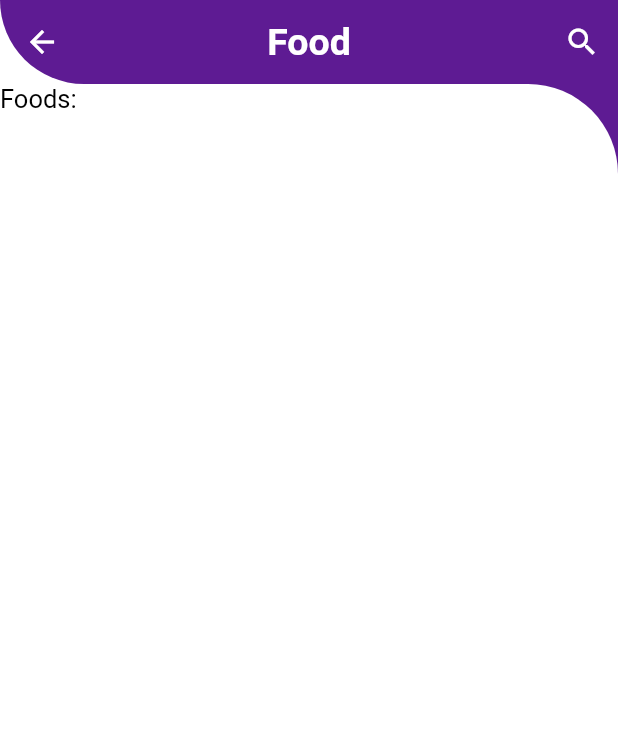
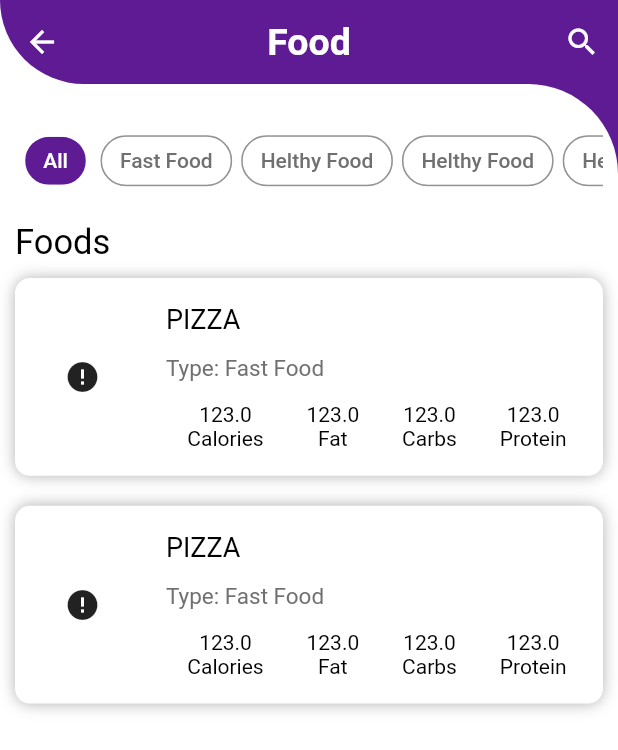
Before and after one commit to AliJawad93/body-fix, a Flutter app: the Food screen opened directly, on a phone screen of 412 x 824 dp. Shown: the top 750 px of the screen. Run offline on Flutter 3.47's test engine with Material 2 defaults, Android fonts, the phone set to English and light mode, and no system bars; drawn by our look-alikes of cached_network_image; our stand-ins replace file_picker, flutter_svg, get, shared_preferences; missing offline and left inert: dart:ffi; accounts and stored records are empty; network calls fail; statements that could not run were skipped; project files that could hold a hidden picture were left out.

Commit message:
food and exersices page changes

```diff
--- /dev/null
+++ b/lib/body fix/controller/food_controller.dart
@@ -0,0 +1,12 @@
+import 'package:get/get.dart';
+
+class FoodController extends GetxController {
+  int _selectedIndex = 0;
+
+  setSelectedIndex(int index) {
+    _selectedIndex = index;
+    update();
+  }
+
+  int get getSelectedIndex => _selectedIndex;
+}
--- a/lib/body fix/controller/main_page_controller.dart
+++ b/lib/body fix/controller/main_page_controller.dart
@@ -1,3 +1,4 @@
+import 'package:body_fix2/body%20fix/presentation/exercises/exercises.dart';
 import 'package:body_fix2/body%20fix/presentation/food/f1.dart';
 import 'package:body_fix2/body%20fix/presentation/food/f2.dart';
 import 'package:body_fix2/body%20fix/presentation/food/f3.dart';
@@ -16,7 +17,7 @@ class MainPageController extends GetxController {
 
   Widget getPages() {
     return Stack(
-        children: [BMR(), Food1(), Food2(), Food3(), Food()]
+        children: [BMR(), Food(), Exercises(), Food3(), Food()]
             .asMap()
             .map((index, screen) {
               return MapEntry(
--- a/lib/body fix/core/utils/colors.dart
+++ b/lib/body fix/core/utils/colors.dart
@@ -6,5 +6,6 @@ class AppColors {
   static Color primaryLight = const Color(0xff5E1B93).withOpacity(0.3);
   static const blue = Color(0xff576AB9);
   static const darkGray = Color(0xff707070);
+  static Color lightGray = Color(0xff707070).withOpacity(0.5);
   static const black = Colors.black;
 }
--- /dev/null
+++ b/lib/body fix/models/exercises_model.dart
@@ -0,0 +1,36 @@
+import 'dart:convert';
+
+class ExercisesModel {
+  String title;
+  String type;
+  String urlImage;
+  double calories;
+  int time;
+  ExercisesModel({
+    required this.title,
+    required this.type,
+    required this.urlImage,
+    required this.calories,
+    required this.time,
+  });
+
+  Map<String, dynamic> toMap() {
+    return {
+      'title': title,
+      'type': type,
+      'urlImage': urlImage,
+      'calories': calories,
+      'time': time,
+    };
+  }
+
+  factory ExercisesModel.fromMap(Map<String, dynamic> map) {
+    return ExercisesModel(
+      title: map['title'] ?? '',
+      type: map['type'] ?? '',
+      urlImage: map['urlImage'] ?? '',
+      calories: map['calories']?.toDouble() ?? 0.0,
+      time: map['time']?.toInt() ?? 0,
+    );
+  }
+}
--- /dev/null
+++ b/lib/body fix/models/food_model.dart
@@ -0,0 +1,44 @@
+import 'dart:convert';
+
+class FoodModel {
+  String title;
+  String type;
+  String urlImage;
+  double calories;
+  double fat;
+  double carbs;
+  double protein;
+  FoodModel({
+    required this.title,
+    required this.type,
+    required this.urlImage,
+    required this.calories,
+    required this.fat,
+    required this.carbs,
+    required this.protein,
+  });
+
+  Map<String, dynamic> toMap() {
+    return {
+      'title': title,
+      'type': type,
+      'urlImage': urlImage,
+      'calories': calories,
+      'fat': fat,
+      'carbs': carbs,
+      'protein': protein,
+    };
+  }
+
+  factory FoodModel.fromMap(Map<String, dynamic> map) {
+    return FoodModel(
+      title: map['title'] ?? '',
+      type: map['type'] ?? '',
+      urlImage: map['urlImage'] ?? '',
+      calories: map['calories']?.toDouble() ?? 0.0,
+      fat: map['fat']?.toDouble() ?? 0.0,
+      carbs: map['carbs']?.toDouble() ?? 0.0,
+      protein: map['protein']?.toDouble() ?? 0.0,
+    );
+  }
+}
--- a/lib/body fix/presentation/food/food.dart
+++ b/lib/body fix/presentation/food/food.dart
@@ -1,12 +1,25 @@
+import 'package:body_fix2/body%20fix/controller/food_controller.dart';
 import 'package:body_fix2/body%20fix/core/utils/colors.dart';
 import 'package:body_fix2/body%20fix/core/utils/images_path.dart';
+import 'package:body_fix2/body%20fix/models/food_model.dart';
+import 'package:body_fix2/body%20fix/presentation/food/widgets/card_food.dart';
 import 'package:body_fix2/body%20fix/presentation/widgets/custom_body_cont.dart';
+import 'package:body_fix2/body%20fix/presentation/widgets/custom_container.dart';
 import 'package:flutter/material.dart';
 import 'package:flutter_svg/flutter_svg.dart';
+import 'package:get/get.dart';
 
 class Food extends StatelessWidget {
-  const Food({Key? key}) : super(key: key);
-
+  Food({Key? key}) : super(key: key);
+  List m = [
+    "All",
+    "Fast Food",
+    "Helthy Food",
+    "Helthy Food",
+    "Helthy Food",
+    "Helthy Food",
+    "Helthy Food"
+  ];
   @override
   Widget build(BuildContext context) {
     return CustomScaffold(
@@ -14,14 +27,75 @@ class Food extends StatelessWidget {
           title: Text("Food"),
           actions: [IconButton(onPressed: () {}, icon: Icon(Icons.search))],
         ),
-        body: Column(
-          crossAxisAlignment: CrossAxisAlignment.start,
-          children: [
-            Text(
-              "Foods:",
-              style: TextStyle(color: AppColors.black),
-            )
-          ],
+        body: Padding(
+          padding: const EdgeInsets.all(10.0),
+          child: GetBuilder<FoodController>(
+              init: FoodController(),
+              builder: (foodController) {
+                return Column(
+                  crossAxisAlignment: CrossAxisAlignment.start,
+                  children: [
+                    Container(
+                      height: Get.height * 0.1,
+                      child: ListView.builder(
+                        scrollDirection: Axis.horizontal,
+                        itemCount: m.length,
+                        itemBuilder: (cxt, index) {
+                          return Container(
+                            margin: EdgeInsets.symmetric(horizontal: 3),
+                            child: ChoiceChip(
+                              selected:
+                                  foodController.getSelectedIndex == index,
+                              label: Text(m[index]),
+                              selectedColor: AppColors.primary,
+                              labelStyle: TextStyle(
+                                  color:
+                                      foodController.getSelectedIndex == index
+                                          ? AppColors.white
+                                          : AppColors.darkGray),
+                              backgroundColor: AppColors.white,
+                              shape: foodController.getSelectedIndex == index
+                                  ? null
+                                  : StadiumBorder(
+                                      side: BorderSide(
+                                          color: AppColors.lightGray)),
+                              onSelected: (selected) {
+                                if (selected) {
+                                  foodController.setSelectedIndex(index);
+                                }
+                              },
+                            ),
+                          );
+                        },
+                      ),
+                    ),
+                    Text(
+                      "Foods",
+                      style: TextStyle(color: AppColors.black, fontSize: 23),
+                    ),
+                    CardFood(
+                      foodModel: FoodModel(
+                          title: "PIZZA",
+                          type: "Fast Food",
+                          urlImage: "",
+                          calories: 123,
+                          fat: 123,
+                          carbs: 123,
+                          protein: 123),
+                    ),
+                    CardFood(
+                      foodModel: FoodModel(
+                          title: "PIZZA",
+                          type: "Fast Food",
+                          urlImage: "",
+                          calories: 123,
+                          fat: 123,
+                          carbs: 123,
+                          protein: 123),
+                    ),
+                  ],
+                );
+              }),
         ));
   }
 }
--- /dev/null
+++ b/lib/body fix/presentation/food/widgets/card_food.dart
@@ -0,0 +1,96 @@
+import 'package:body_fix2/body%20fix/core/utils/colors.dart';
+import 'package:body_fix2/body%20fix/core/utils/string.dart';
+import 'package:body_fix2/body%20fix/presentation/widgets/custom_container.dart';
+import 'package:cached_network_image/cached_network_image.dart';
+import 'package:flutter/material.dart';
+import 'package:get/get.dart';
+
+import '../../../models/food_model.dart';
+
+class CardFood extends StatelessWidget {
+  FoodModel foodModel;
+
+  CardFood({
+    super.key,
+    required this.foodModel,
+  });
+
+  @override
+  Widget build(BuildContext context) {
+    return CustomContainer(
+        height: Get.height * 0.16,
+        borderRadius: 10,
+        padding: const EdgeInsets.all(10),
+        margin: const EdgeInsets.symmetric(vertical: 10),
+        child: Row(
+          children: [
+            Container(
+              height: 70,
+              width: 70,
+              child: Center(
+                child: CachedNetworkImage(
+                  imageUrl: foodModel.urlImage,
+                  placeholder: (context, url) => Icon(
+                    Icons.local_dining,
+                    color: AppColors.darkGray,
+                    size: 35,
+                  ),
+                  errorWidget: (context, url, error) => Icon(Icons.error),
+                ),
+              ),
+            ),
+            SizedBox(
+              width: Get.width * 0.05,
+            ),
+            Expanded(
+              child: Column(
+                crossAxisAlignment: CrossAxisAlignment.start,
+                mainAxisAlignment: MainAxisAlignment.spaceAround,
+                children: [
+                  Text(
+                    foodModel.title,
+                    style:
+                        const TextStyle(fontSize: 18, color: AppColors.black),
+                  ),
+                  Text(
+                    "Type: ${foodModel.type}",
+                    style: const TextStyle(
+                        fontSize: 15, color: AppColors.darkGray),
+                  ),
+                  Row(
+                    mainAxisAlignment: MainAxisAlignment.spaceAround,
+                    mainAxisSize: MainAxisSize.max,
+                    children: [
+                      Text(
+                        "${foodModel.calories}\n${AppString.titleCalories}",
+                        textAlign: TextAlign.center,
+                        style: const TextStyle(
+                            fontSize: 14, color: AppColors.black),
+                      ),
+                      Text(
+                        "${foodModel.fat}\n${AppString.titleFat}",
+                        textAlign: TextAlign.center,
+                        style: const TextStyle(
+                            fontSize: 14, color: AppColors.black),
+                      ),
+                      Text(
+                        "${foodModel.carbs}\n${AppString.titleCarbs}",
+                        textAlign: TextAlign.center,
+                        style: const TextStyle(
+                            fontSize: 14, color: AppColors.black),
+                      ),
+                      Text(
+                        "${foodModel.protein}\n${AppString.titleProtein}",
+                        textAlign: TextAlign.center,
+                        style: const TextStyle(
+                            fontSize: 14, color: AppColors.black),
+                      ),
+                    ],
+                  )
+                ],
+              ),
+            )
+          ],
+        ));
+  }
+}
--- a/pubspec.yaml
+++ b/pubspec.yaml
@@ -40,6 +40,7 @@ dependencies:
   get:
   file_picker: ^5.2.1
   shared_preferences: ^2.0.15
+  cached_network_image: ^3.2.2
 
 dev_dependencies:
   flutter_test:
```
Also changed, not shown: lib/body fix/controller/exercises_controller.dart (added, +12 -0 lines), lib/body fix/presentation/exercises/exercises.dart (added, +99 -0 lines), lib/body fix/presentation/exercises/widgets/card_exercises.dart (added, +93 -0 lines), pubspec.lock, 1 other file.
